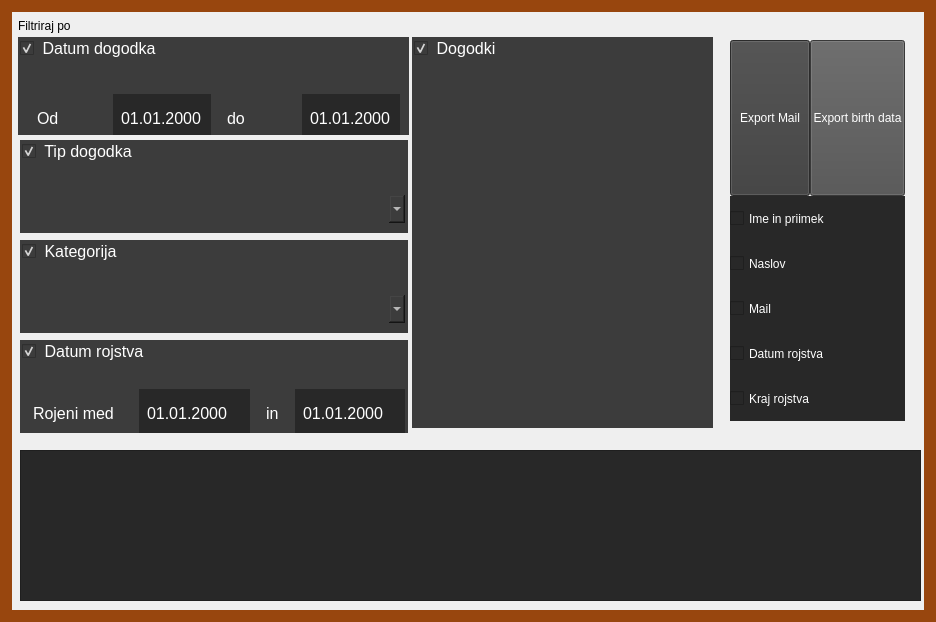
Before: the Qt Designer form gui/main_widget/mailfilter.ui in vernocte/torba, drawn with Qt 5.
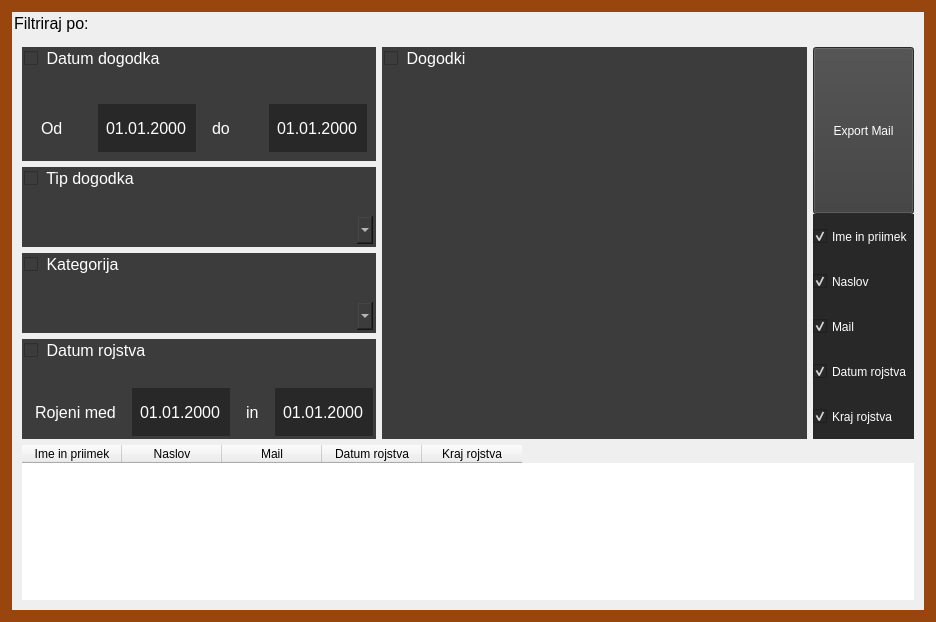
After: the same form once the commit is applied. Icons and pictures are not drawn. Custom widgets are drawn as their Qt base class.

Commit message: mail filter functionality

```diff
--- a/gui/main_widget/mailfilter.ui
+++ b/gui/main_widget/mailfilter.ui
@@ -19,84 +19,63 @@
 border: 12px solid rgb(152,70,14);
 }</string>
   </property>
-  <widget class="QPlainTextEdit" name="result_text">
-   <property name="geometry">
-    <rect>
-     <x>20</x>
-     <y>450</y>
-     <width>901</width>
-     <height>151</height>
-    </rect>
-   </property>
-   <property name="font">
-    <font>
-     <pointsize>12</pointsize>
-    </font>
-   </property>
-   <property name="styleSheet">
-    <string notr="true">color: white;
-background-color: rgb(40,40,40);</string>
-   </property>
-  </widget>
-  <widget class="QGroupBox" name="date_of_birth_box">
-   <property name="geometry">
-    <rect>
-     <x>20</x>
-     <y>140</y>
-     <width>388</width>
-     <height>93</height>
-    </rect>
-   </property>
-   <property name="font">
-    <font>
-     <pointsize>12</pointsize>
-    </font>
-   </property>
-   <property name="styleSheet">
-    <string notr="true">QWidget { 
-    background: rgb(60,60,60);
-	border: none;
-	padding: 6px;
-	color: white;
- }
-
-QGroupBox::title {
-	margin: 2px;
-}</string>
-   </property>
-   <property name="title">
-    <string>Tip dogodka</string>
-   </property>
-   <property name="checkable">
-    <bool>true</bool>
-   </property>
-   <layout class="QGridLayout" name="gridLayout">
+  <layout class="QGridLayout" name="gridLayout_6">
     <property name="leftMargin">
-     <number>0</number>
+    <number>14</number>
     </property>
     <property name="topMargin">
-     <number>24</number>
+    <number>14</number>
     </property>
     <property name="rightMargin">
-     <number>0</number>
+    <number>14</number>
     </property>
     <property name="bottomMargin">
-     <number>0</number>
-    </property>
-    <item row="0" column="3">
-     <widget class="QComboBox" name="comboBox"/>
-    </item>
-   </layout>
-  </widget>
+    <number>14</number>
+   </property>
+   <item row="0" column="0">
+    <widget class="QLabel" name="label">
+     <property name="font">
+      <font>
+       <pointsize>12</pointsize>
+      </font>
+     </property>
+     <property name="text">
+      <string>Filtriraj po:</string>
+     </property>
+    </widget>
+   </item>
+   <item row="1" column="0">
+    <layout class="QVBoxLayout" name="verticalLayout_4">
+     <property name="leftMargin">
+      <number>8</number>
+     </property>
+     <property name="topMargin">
+      <number>8</number>
+     </property>
+     <property name="rightMargin">
+      <number>8</number>
+     </property>
+     <property name="bottomMargin">
+      <number>8</number>
+     </property>
+     <item>
+      <layout class="QHBoxLayout" name="horizontalLayout_3">
+       <property name="leftMargin">
+        <number>0</number>
+       </property>
+       <property name="topMargin">
+        <number>0</number>
+       </property>
+       <property name="rightMargin">
+        <number>0</number>
+       </property>
+       <property name="bottomMargin">
+        <number>0</number>
+       </property>
+       <item>
+        <layout class="QVBoxLayout" name="verticalLayout_3">
+         <item>
   <widget class="QGroupBox" name="visited_group">
-   <property name="geometry">
-    <rect>
-     <x>18</x>
-     <y>37</y>
-     <width>391</width>
-     <height>98</height>
-    </rect>
-   </property>
    <property name="font">
     <font>
      <pointsize>12</pointsize>
@@ -124,7 +103,7 @@
     <bool>true</bool>
    </property>
    <property name="checked">
-    <bool>true</bool>
+            <bool>false</bool>
    </property>
    <layout class="QGridLayout" name="gridLayout_3">
     <property name="leftMargin">
@@ -254,15 +233,9 @@
     </item>
    </layout>
   </widget>
-  <widget class="QGroupBox" name="events_group">
-   <property name="geometry">
-    <rect>
-     <x>412</x>
-     <y>37</y>
-     <width>301</width>
-     <height>391</height>
-    </rect>
-   </property>
+         </item>
+         <item>
+          <widget class="QGroupBox" name="event_type">
    <property name="font">
     <font>
      <pointsize>12</pointsize>
@@ -281,117 +254,87 @@
 }</string>
    </property>
    <property name="title">
-    <string>Dogodki</string>
+            <string>Tip dogodka</string>
    </property>
    <property name="checkable">
     <bool>true</bool>
    </property>
-   <layout class="QGridLayout" name="gridLayout_4">
+           <property name="checked">
+            <bool>false</bool>
+           </property>
+           <layout class="QGridLayout" name="gridLayout">
+            <property name="leftMargin">
+             <number>0</number>
+            </property>
     <property name="topMargin">
-     <number>32</number>
-    </property>
-    <item row="0" column="0">
-     <layout class="QVBoxLayout" name="verticalLayout">
+             <number>24</number>
+            </property>
+            <property name="rightMargin">
+             <number>0</number>
+            </property>
+            <property name="bottomMargin">
+             <number>0</number>
+            </property>
+            <item row="0" column="3">
+             <widget class="QComboBox" name="event_type_box"/>
+            </item>
+           </layout>
+          </widget>
+         </item>
       <item>
-       <widget class="QListWidget" name="event_list">
+          <widget class="QGroupBox" name="category">
         <property name="font">
          <font>
           <pointsize>12</pointsize>
          </font>
         </property>
-        <property name="selectionMode">
-         <enum>QAbstractItemView::ExtendedSelection</enum>
-        </property>
-       </widget>
-      </item>
-      <item>
-       <layout class="QHBoxLayout" name="horizontalLayout">
-        <item>
-         <widget class="QPushButton" name="add_event_button">
-          <property name="minimumSize">
-           <size>
-            <width>0</width>
-            <height>64</height>
-           </size>
-          </property>
-          <property name="maximumSize">
-           <size>
-            <width>16777215</width>
-            <height>64</height>
-           </size>
-          </property>
-          <property name="text">
-           <string/>
-          </property>
-          <property name="icon">
-           <iconset resource="../../resources/resources.qrc">
-            <normaloff>:/icons/icons/add.png</normaloff>:/icons/icons/add.png</iconset>
-          </property>
-          <property name="iconSize">
-           <size>
-            <width>32</width>
-            <height>32</height>
-           </size>
-          </property>
-         </widget>
-        </item>
-        <item>
-         <widget class="QPushButton" name="remove_event_button">
-          <property name="minimumSize">
-           <size>
-            <width>0</width>
-            <height>64</height>
-           </size>
-          </property>
-          <property name="maximumSize">
-           <size>
-            <width>16777215</width>
-            <height>64</height>
-           </size>
-          </property>
-          <property name="text">
-           <string/>
-          </property>
-          <property name="icon">
-           <iconset resource="../../resources/resources.qrc">
-            <normaloff>:/icons/icons/remove.png</normaloff>:/icons/icons/remove.png</iconset>
-          </property>
-          <property name="iconSize">
-           <size>
-            <width>32</width>
-            <height>32</height>
-           </size>
-          </property>
+           <property name="styleSheet">
+            <string notr="true">QWidget { 
+    background: rgb(60,60,60);
+	border: none;
+	padding: 6px;
+	color: white;
+ }
+
+QGroupBox::title {
+	margin: 2px;
+}</string>
+           </property>
+           <property name="title">
+            <string>Kategorija</string>
+           </property>
+           <property name="checkable">
+            <bool>true</bool>
+           </property>
+           <property name="checked">
+            <bool>false</bool>
+           </property>
+           <layout class="QGridLayout" name="gridLayout_2">
+            <property name="leftMargin">
+             <number>0</number>
+            </property>
+            <property name="topMargin">
+             <number>24</number>
+            </property>
+            <property name="rightMargin">
+             <number>0</number>
+            </property>
+            <property name="bottomMargin">
+             <number>0</number>
+            </property>
+            <item row="0" column="3">
+             <widget class="QComboBox" name="category_box">
+              <property name="styleSheet">
+               <string notr="true">background color: rgb(40,40,40);
+</string>
+              </property>
          </widget>
         </item>
        </layout>
-      </item>
-     </layout>
-    </item>
-   </layout>
-  </widget>
-  <widget class="QLabel" name="label">
-   <property name="geometry">
-    <rect>
-     <x>18</x>
-     <y>18</y>
-     <width>52</width>
-     <height>16</height>
-    </rect>
-   </property>
-   <property name="text">
-    <string>Filtriraj po:</string>
-   </property>
-  </widget>
-  <widget class="QGroupBox" name="date_of_birth_box_3">
-   <property name="geometry">
-    <rect>
-     <x>20</x>
-     <y>340</y>
-     <width>388</width>
-     <height>93</height>
-    </rect>
-   </property>
+          </widget>
+         </item>
+         <item>
+          <widget class="QGroupBox" name="date_of_birth">
    <property name="font">
     <font>
      <pointsize>12</pointsize>
@@ -415,6 +358,9 @@
    <property name="checkable">
     <bool>true</bool>
    </property>
+           <property name="checked">
+            <bool>false</bool>
+           </property>
    <layout class="QGridLayout" name="gridLayout_5">
     <property name="leftMargin">
      <number>0</number>
@@ -553,15 +499,11 @@
     </item>
    </layout>
   </widget>
-  <widget class="QGroupBox" name="date_of_birth_box_2">
-   <property name="geometry">
-    <rect>
-     <x>20</x>
-     <y>240</y>
-     <width>388</width>
-     <height>93</height>
-    </rect>
-   </property>
+         </item>
+        </layout>
+       </item>
+       <item>
+        <widget class="QGroupBox" name="events_group">
    <property name="font">
     <font>
      <pointsize>12</pointsize>
@@ -580,43 +522,100 @@
 }</string>
    </property>
    <property name="title">
-    <string>Kategorija</string>
+          <string>Dogodki</string>
    </property>
    <property name="checkable">
     <bool>true</bool>
    </property>
-   <layout class="QGridLayout" name="gridLayout_2">
-    <property name="leftMargin">
-     <number>0</number>
-    </property>
+         <property name="checked">
+          <bool>false</bool>
+         </property>
+         <layout class="QGridLayout" name="gridLayout_4">
     <property name="topMargin">
-     <number>24</number>
-    </property>
-    <property name="rightMargin">
-     <number>0</number>
-    </property>
-    <property name="bottomMargin">
-     <number>0</number>
-    </property>
-    <item row="0" column="3">
-     <widget class="QComboBox" name="comboBox_2">
-      <property name="styleSheet">
-       <string notr="true">background color: rgb(40,40,40);
-</string>
-      </property>
-     </widget>
-    </item>
-   </layout>
-  </widget>
-  <widget class="QWidget" name="">
-   <property name="geometry">
-    <rect>
-     <x>730</x>
-     <y>40</y>
-     <width>175</width>
-     <height>381</height>
-    </rect>
-   </property>
+           <number>32</number>
+          </property>
+          <item row="0" column="0">
+           <layout class="QVBoxLayout" name="verticalLayout">
+            <item>
+             <widget class="QListWidget" name="event_list">
+              <property name="font">
+               <font>
+                <pointsize>12</pointsize>
+               </font>
+              </property>
+              <property name="selectionMode">
+               <enum>QAbstractItemView::ExtendedSelection</enum>
+              </property>
+             </widget>
+            </item>
+            <item>
+             <layout class="QHBoxLayout" name="horizontalLayout">
+              <item>
+               <widget class="QPushButton" name="add_event_button">
+                <property name="minimumSize">
+                 <size>
+                  <width>0</width>
+                  <height>64</height>
+                 </size>
+                </property>
+                <property name="maximumSize">
+                 <size>
+                  <width>16777215</width>
+                  <height>64</height>
+                 </size>
+                </property>
+                <property name="text">
+                 <string/>
+                </property>
+                <property name="icon">
+                 <iconset resource="../../resources/resources.qrc">
+                  <normaloff>:/icons/icons/add.png</normaloff>:/icons/icons/add.png</iconset>
+                </property>
+                <property name="iconSize">
+                 <size>
+                  <width>32</width>
+                  <height>32</height>
+                 </size>
+                </property>
+               </widget>
+              </item>
+              <item>
+               <widget class="QPushButton" name="remove_event_button">
+                <property name="minimumSize">
+                 <size>
+                  <width>0</width>
+                  <height>64</height>
+                 </size>
+                </property>
+                <property name="maximumSize">
+                 <size>
+                  <width>16777215</width>
+                  <height>64</height>
+                 </size>
+                </property>
+                <property name="text">
+                 <string/>
+                </property>
+                <property name="icon">
+                 <iconset resource="../../resources/resources.qrc">
+                  <normaloff>:/icons/icons/remove.png</normaloff>:/icons/icons/remove.png</iconset>
+                </property>
+                <property name="iconSize">
+                 <size>
+                  <width>32</width>
+                  <height>32</height>
+                 </size>
+                </property>
+               </widget>
+              </item>
+             </layout>
+            </item>
+           </layout>
+          </item>
+         </layout>
+        </widget>
+       </item>
+       <item>
    <layout class="QVBoxLayout" name="verticalLayout_2">
     <property name="spacing">
      <number>0</number>
@@ -643,23 +642,6 @@
         </property>
        </widget>
       </item>
-      <item>
-       <widget class="QPushButton" name="export_birth_data_button">
-        <property name="sizePolicy">
-         <sizepolicy hsizetype="Minimum" vsizetype="Minimum">
-          <horstretch>0</horstretch>
-          <verstretch>0</verstretch>
-         </sizepolicy>
-        </property>
-        <property name="styleSheet">
-         <string notr="true">color: rgb(255, 255, 255);
-background-color: rgb(80, 80, 80);</string>
-        </property>
-        <property name="text">
-         <string>Export birth data</string>
-        </property>
-       </widget>
-      </item>
      </layout>
     </item>
     <item>
@@ -677,6 +659,9 @@
       <property name="text">
        <string>Ime in priimek</string>
       </property>
+           <property name="checked">
+            <bool>true</bool>
+           </property>
      </widget>
     </item>
     <item>
@@ -694,6 +679,9 @@
       <property name="text">
        <string>Naslov</string>
       </property>
+           <property name="checked">
+            <bool>true</bool>
+           </property>
      </widget>
     </item>
     <item>
@@ -711,6 +699,9 @@
       <property name="text">
        <string>Mail</string>
       </property>
+           <property name="checked">
+            <bool>true</bool>
+           </property>
      </widget>
     </item>
     <item>
@@ -728,6 +719,9 @@
       <property name="text">
        <string>Datum rojstva</string>
       </property>
+           <property name="checked">
+            <bool>true</bool>
+           </property>
      </widget>
     </item>
     <item>
@@ -745,11 +739,81 @@
       <property name="text">
        <string>Kraj rojstva</string>
       </property>
+           <property name="checked">
+            <bool>true</bool>
+           </property>
      </widget>
     </item>
    </layout>
-  </widget>
+       </item>
+      </layout>
+     </item>
+     <item>
+      <widget class="FilterTableWidget" name="results_table">
+       <property name="font">
+        <font>
+         <pointsize>12</pointsize>
+        </font>
+       </property>
+       <property name="frameShape">
+        <enum>QFrame::NoFrame</enum>
+       </property>
+       <property name="frameShadow">
+        <enum>QFrame::Plain</enum>
+       </property>
+       <property name="lineWidth">
+        <number>0</number>
+       </property>
+       <property name="sizeAdjustPolicy">
+        <enum>QAbstractScrollArea::AdjustToContents</enum>
+       </property>
+       <property name="sortingEnabled">
+        <bool>true</bool>
+       </property>
+       <attribute name="verticalHeaderVisible">
+        <bool>false</bool>
+       </attribute>
+       <attribute name="verticalHeaderShowSortIndicator" stdset="0">
+        <bool>true</bool>
+       </attribute>
+       <column>
+        <property name="text">
+         <string>Ime in priimek</string>
+        </property>
+       </column>
+       <column>
+        <property name="text">
+         <string>Naslov</string>
+        </property>
+       </column>
+       <column>
+        <property name="text">
+         <string>Mail</string>
+        </property>
+       </column>
+       <column>
+        <property name="text">
+         <string>Datum rojstva</string>
+        </property>
+       </column>
+       <column>
+        <property name="text">
+         <string>Kraj rojstva</string>
+        </property>
+       </column>
+      </widget>
+     </item>
+    </layout>
+   </item>
+  </layout>
  </widget>
+ <customwidgets>
+  <customwidget>
+   <class>FilterTableWidget</class>
+   <extends>QTableWidget</extends>
+   <header>gui/subwidgets/filtertablewidget.hpp</header>
+  </customwidget>
+ </customwidgets>
  <resources>
   <include location="../../resources/resources.qrc"/>
  </resources>
```
Left out of the diff: 8 changed lines with no effect on the pictures. Lines whose indentation alone changed are shown as unchanged. The commit also changes 25 other files.
